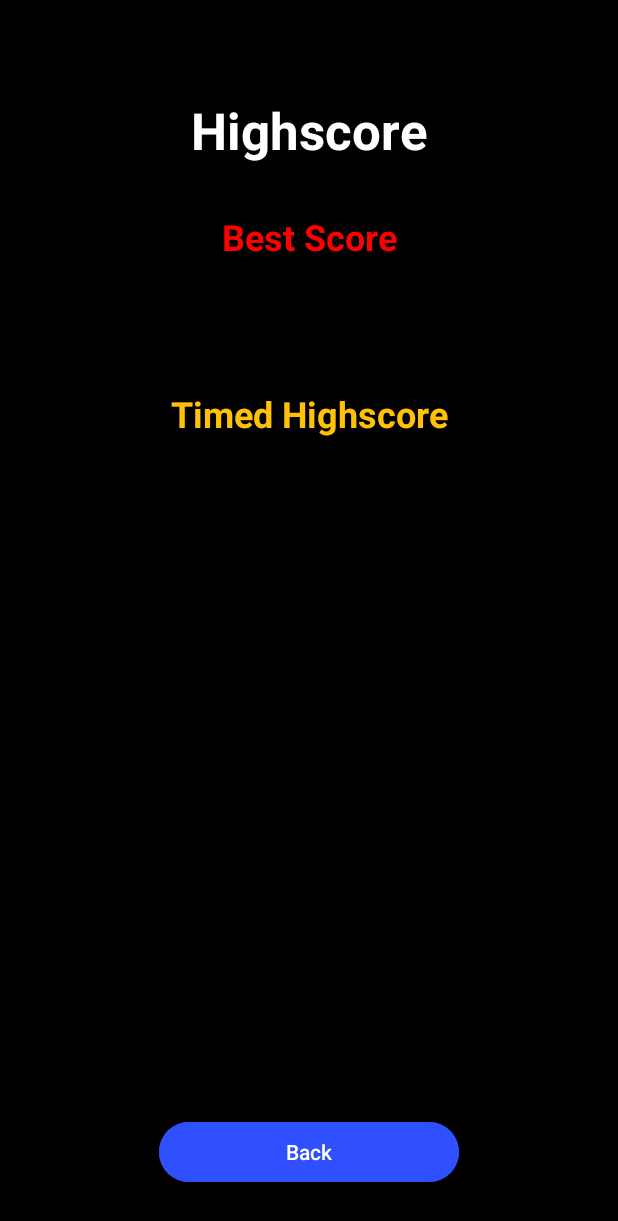
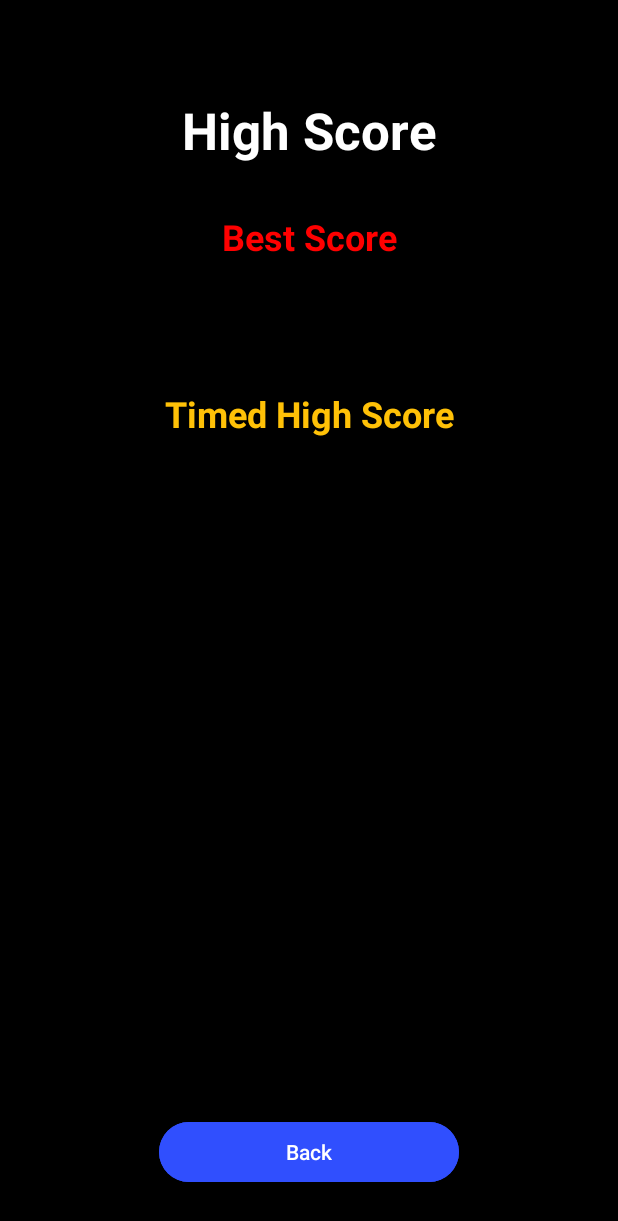
Before and after one commit to mazzlum5/GuessCard, an Android app: the layout activity_highscore.xml on its own in the app's theme, with its tools: preview values and no code run, on a phone screen of 412 x 824 dp. Shown: the top 1221 px of the screen. Run offline under Robolectric (Android 15) with nearby library versions, the phone set to English and light mode, and no system bars.

Commit message:
Refactor: rename Highscore to High Score
Standardized the naming convention from "Highscore" to "High Score" across the application for consistency.

```diff
--- a/app/src/main/AndroidManifest.xml
+++ b/app/src/main/AndroidManifest.xml
@@ -23,7 +23,7 @@
         <activity android:name=".GameActivity" />
         <activity android:name=".GameOverActivity" />
         <activity android:name=".RulesActivity" />
-        <activity android:name=".HighscoreActivity" />
+        <activity android:name=".HighScoreActivity" />
     </application>
 
 </manifest>
--- a/app/src/main/java/com/example/guesscard/GameOverActivity.kt
+++ b/app/src/main/java/com/example/guesscard/GameOverActivity.kt
@@ -1,11 +1,11 @@
 package com.example.guesscard
 
-import android.content.Context
 import android.content.Intent
 import android.os.Bundle
 import android.widget.Button
 import android.widget.TextView
 import androidx.appcompat.app.AppCompatActivity
+import androidx.core.content.edit
 
 class GameOverActivity : AppCompatActivity() {
 
@@ -17,11 +17,11 @@ class GameOverActivity : AppCompatActivity() {
         val finalScoreTextView = findViewById<TextView>(R.id.finalScoreTextView)
         finalScoreTextView.text = finalScore.toString()
 
-        val sharedPreferences = getSharedPreferences("GuessCard", Context.MODE_PRIVATE)
+        val sharedPreferences = getSharedPreferences("GuessCard", MODE_PRIVATE)
         var bestScore = sharedPreferences.getInt("BEST_SCORE", 0)
 
         if (finalScore > bestScore) {
-            sharedPreferences.edit().putInt("BEST_SCORE", finalScore).apply()
+            sharedPreferences.edit { putInt("BEST_SCORE", finalScore) }
             bestScore = finalScore
         }
 
--- a/app/src/main/java/com/example/guesscard/MainActivity.kt
+++ b/app/src/main/java/com/example/guesscard/MainActivity.kt
@@ -39,9 +39,9 @@ class MainActivity : AppCompatActivity() {
             startActivity(intent)
         }
 
-        val highscoreButton = findViewById<Button>(R.id.highscoreButton)
-        highscoreButton.setOnClickListener {
-            val intent = Intent(this, HighscoreActivity::class.java)
+        val highScoreButton = findViewById<Button>(R.id.highscoreButton)
+        highScoreButton.setOnClickListener {
+            val intent = Intent(this, HighScoreActivity::class.java)
             startActivity(intent)
         }
     }
--- a/app/src/main/res/layout/activity_highscore.xml
+++ b/app/src/main/res/layout/activity_highscore.xml
@@ -6,7 +6,7 @@
     android:background="#000000">
 
     <TextView
-        android:id="@+id/highscoreTitleTextView"
+        android:id="@+id/highScoreTitleTextView"
         android:layout_width="wrap_content"
         android:layout_height="wrap_content"
         android:layout_marginTop="64dp"
@@ -29,7 +29,7 @@
         android:textStyle="bold"
         app:layout_constraintEnd_toEndOf="parent"
         app:layout_constraintStart_toStartOf="parent"
-        app:layout_constraintTop_toBottomOf="@+id/highscoreTitleTextView" />
+        app:layout_constraintTop_toBottomOf="@+id/highScoreTitleTextView" />
 
     <TextView
         android:id="@+id/bestScoreValueTextView"
@@ -44,11 +44,11 @@
         app:layout_constraintTop_toBottomOf="@+id/bestScoreLabelTextView" />
 
     <TextView
-        android:id="@+id/timedHighscoreLabelTextView"
+        android:id="@+id/timedHighScoreLabelTextView"
         android:layout_width="wrap_content"
         android:layout_height="wrap_content"
         android:layout_marginTop="32dp"
-        android:text="@string/timed_highscore_label"
+        android:text="@string/timed_highScore_label"
         android:textColor="#FFC107"
         android:textSize="24sp"
         android:textStyle="bold"
@@ -57,7 +57,7 @@
         app:layout_constraintTop_toBottomOf="@+id/bestScoreValueTextView" />
 
     <TextView
-        android:id="@+id/timedHighscoreValueTextView"
+        android:id="@+id/timedHighScoreValueTextView"
         android:layout_width="wrap_content"
         android:layout_height="wrap_content"
         android:layout_marginTop="8dp"
@@ -66,7 +66,7 @@
         android:textSize="34sp"
         app:layout_constraintEnd_toEndOf="parent"
         app:layout_constraintStart_toStartOf="parent"
-        app:layout_constraintTop_toBottomOf="@+id/timedHighscoreLabelTextView" />
+        app:layout_constraintTop_toBottomOf="@+id/timedHighScoreLabelTextView" />
 
     <Button
         android:id="@+id/backButton"
--- a/app/src/main/res/values/strings.xml
+++ b/app/src/main/res/values/strings.xml
@@ -5,7 +5,7 @@
     <string name="main_title">Higher or Lower</string>
     <string name="start_game">Start Game</string>
     <string name="timed_mode">Timed Mode</string>
-    <string name="high_score">Highscore</string>
+    <string name="high_score">High Score</string>
     <string name="rules">Rules</string>
 
     <!-- Game Activity -->
@@ -13,7 +13,7 @@
     <string name="lower">LOWER</string>
     <string name="score_label">Score: %1$d</string>
     <string name="card_image_description">Image of the current card</string>
-    <string name="new_highscore_title">New High Score!</string>
+    <string name="new_highScore_title">New High Score!</string>
     <string name="enter_name_message">Please enter your name:</string>
 
     <!-- Game Over Activity -->
@@ -28,9 +28,9 @@
     <string name="rules_text">The goal is simple: guess if the next card drawn from a standard 52-card deck will be higher or lower than the one you see. Ace is the lowest (1) and King is the highest (13). Guessing the same value counts as incorrect.</string>
     <string name="back">Back</string>
 
-    <!-- Highscore Activity -->
+    <!-- High Score Activity -->
     <string name="best_score_label">Best Score</string>
-    <string name="timed_highscore_label">Timed Highscore</string>
-    <string name="highscore_format">%1$s: %2$d</string>
+    <string name="timed_highScore_label">Timed High Score</string>
+    <string name="highScore_format">%1$s: %2$d</string>
 
 </resources>
```
Also changed, not shown: app/src/main/java/com/example/guesscard/GameActivity.kt (+24 -14 lines), app/src/main/java/com/example/guesscard/HighscoreActivity.kt (+11 -11 lines).
